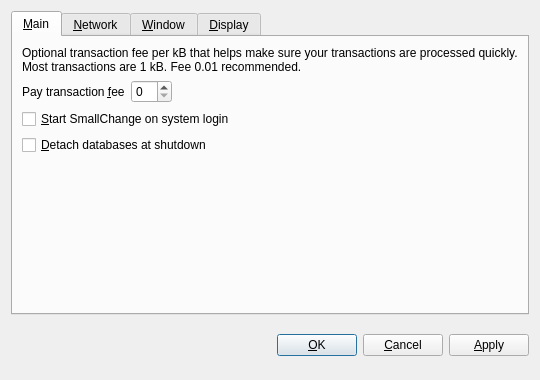
First picture: the form in src/qt/forms/optionsdialog.ui, repository kevinmarks/indiecreddit, before the edit.
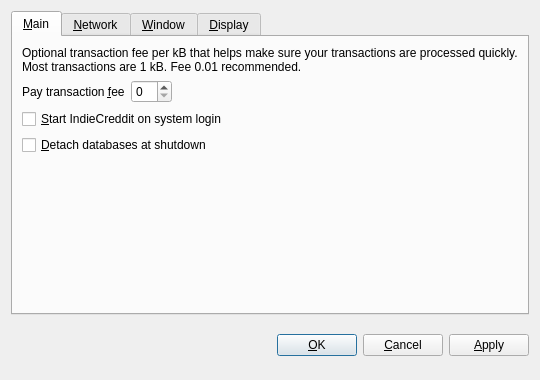
Second picture: the form after the edit. The open tabs and pages were chosen to show the change. Custom widgets are drawn as their Qt base class.

```diff
--- a/src/qt/forms/optionsdialog.ui
+++ b/src/qt/forms/optionsdialog.ui
@@ -82,7 +82,7 @@
           <string>Automatically start SmallChange after logging in to the system.</string>
          </property>
          <property name="text">
-          <string>&amp;Start SmallChange on system login</string>
+          <string>&amp;Start IndieCreddit on system login</string>
          </property>
         </widget>
        </item>
```
Left out of the diff: 10 changed lines with no effect on the pictures.
